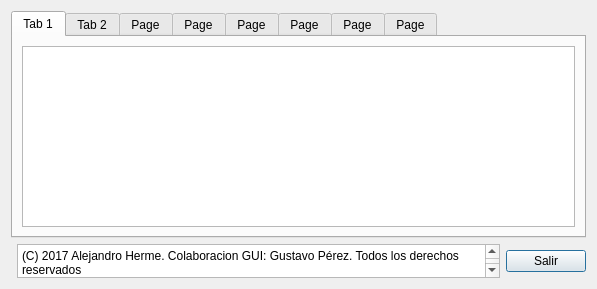
Old version of the form ayuda.ui in the repository ADHSoft/OBP_Pc_GUI.
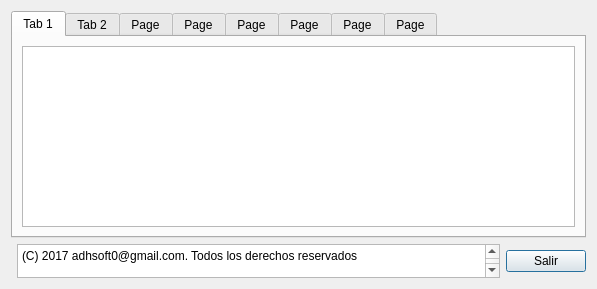
New version of the form.

Diff of the .ui file:
```diff
--- a/ayuda.ui
+++ b/ayuda.ui
@@ -126,8 +126,8 @@
       <bool>true</bool>
      </property>
      <property name="plainText">
-      <string>(C) 2017 Alejandro Herme. Colaboracion GUI: Gustavo Pérez. Todos los derechos reservados
-adhsoft@gmail.com</string>
+      <string>(C) 2017 adhsoft0@gmail.com. Todos los derechos reservados
+      </string>
      </property>
     </widget>
    </item>
```
